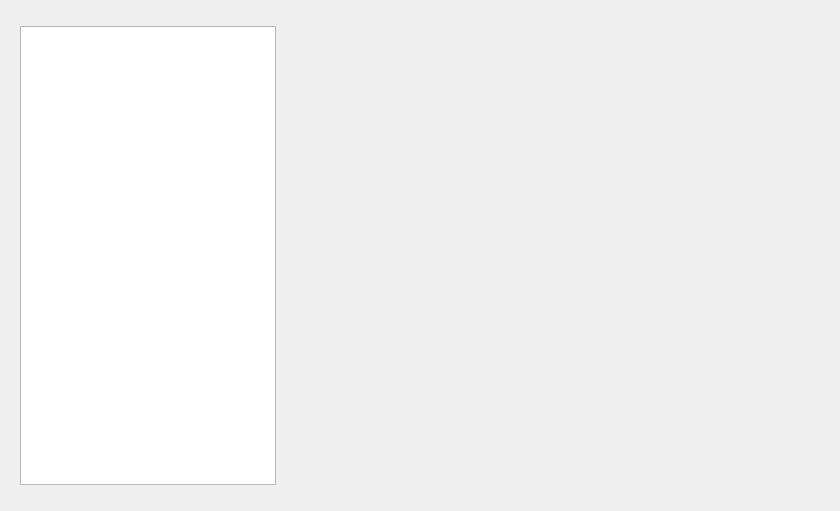
Old version of the form src/gui/importCIFDialog.ui in the repository disorderedmaterials/dissolve.
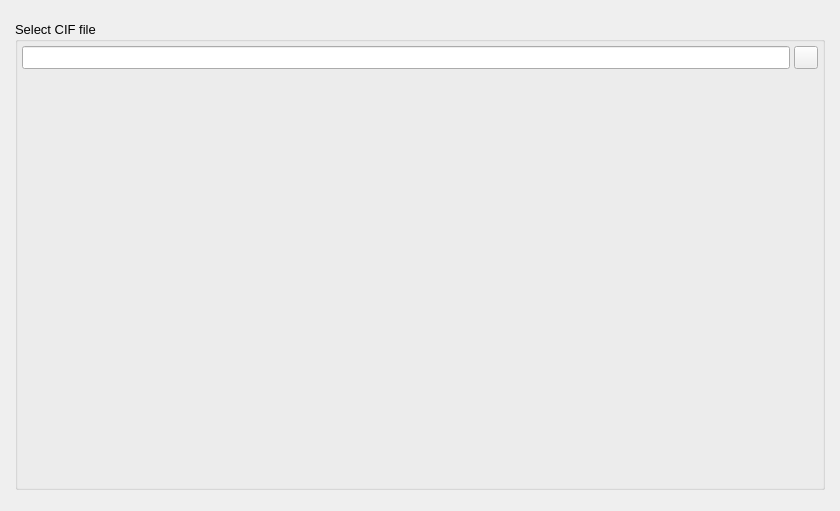
New version of the form. The open tabs and pages were chosen to show the change. Icons and pictures are not drawn. Custom widgets are drawn as their Qt base class.

The edit to the form file:
```diff
--- a/src/gui/importCIFDialog.ui
+++ b/src/gui/importCIFDialog.ui
@@ -754,23 +754,6 @@
        </item>
       </layout>
      </widget>
-     <widget class="QWidget" name="ImportCIFDistinctSpeciesPage">
-      <layout class="QHBoxLayout" name="horizontalLayout_15">
-       <item>
-        <widget class="QListView" name="SpeciesList"/>
-       </item>
-       <item>
-        <widget class="SpeciesWidget" name="ViewerWidget" native="true">
-         <property name="sizePolicy">
-          <sizepolicy hsizetype="Expanding" vsizetype="Expanding">
-           <horstretch>3</horstretch>
-           <verstretch>2</verstretch>
-          </sizepolicy>
-         </property>
-        </widget>
-       </item>
-      </layout>
-     </widget>
      <widget class="QWidget" name="ImportCIFSupercellPage">
       <layout class="QHBoxLayout" name="horizontalLayout_11">
        <property name="spacing">
@@ -1734,12 +1717,6 @@
    <header>gui/configurationViewerWidget.h</header>
    <container>1</container>
   </customwidget>
-  <customwidget>
-   <class>SpeciesWidget</class>
-   <extends>QWidget</extends>
-   <header>gui/speciesWidget.h</header>
-   <container>1</container>
-  </customwidget>
  </customwidgets>
  <resources>
   <include location="main.qrc"/>
```
